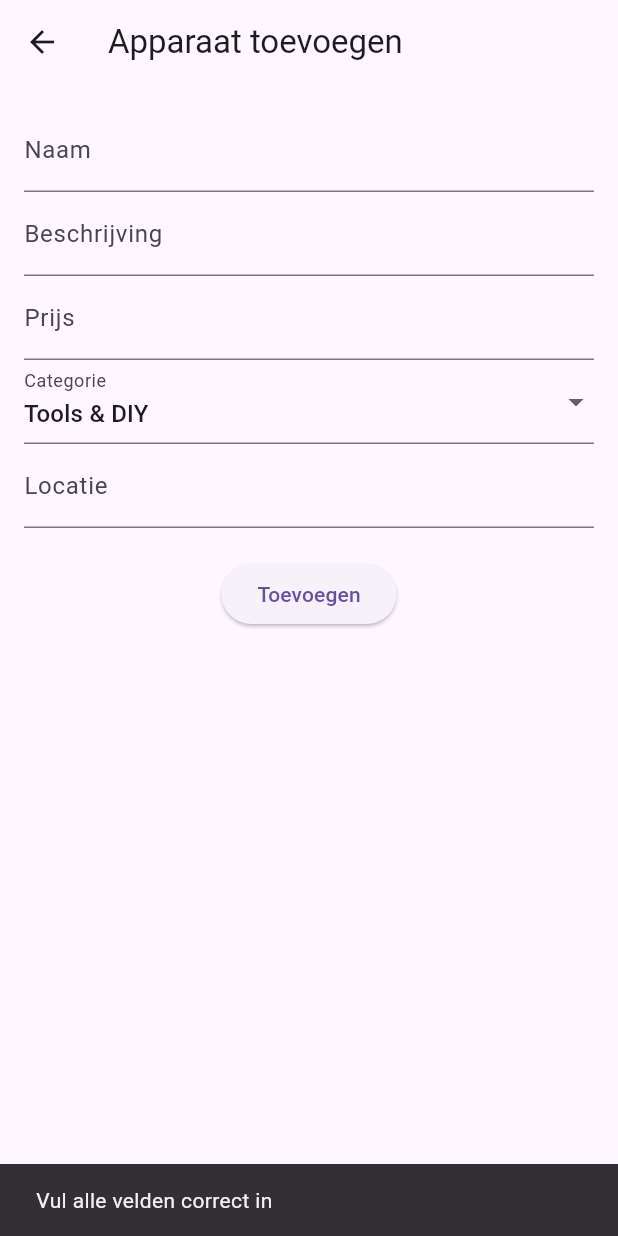
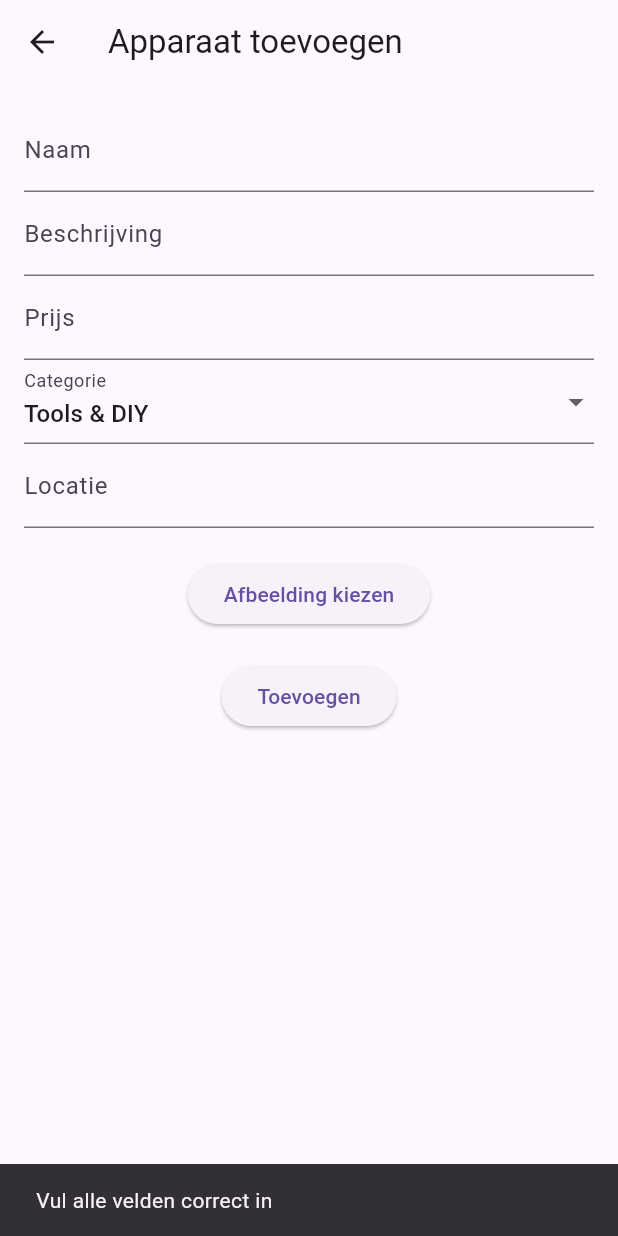
Before and after one commit to MansurSu/Neighborhood, a Flutter app: the AddDeviceScreen screen opened directly, after a tap on "Toevoegen", on a phone screen of 412 x 824 dp. Run offline on Flutter 3.47's test engine with Material 3 defaults, Android fonts, the phone set to English and light mode, and no system bars; our stand-ins replace cloud_firestore, firebase_auth, firebase_core, flutter_map, image_picker, latlong2; accounts and stored records are empty.

```diff
--- a/lib/screens/add_device_screen.dart
+++ b/lib/screens/add_device_screen.dart
@@ -1,14 +1,16 @@
 import 'dart:convert';
+import 'dart:io';
 import 'package:flutter/material.dart';
 import 'package:cloud_firestore/cloud_firestore.dart';
 import 'package:http/http.dart' as http;
+import 'package:image_picker/image_picker.dart';
 import '../classes/device_model.dart';
 
 class AddDeviceScreen extends StatefulWidget {
   const AddDeviceScreen({super.key});
 
   @override
-  _AddDeviceScreenState createState() => _AddDeviceScreenState();
+  State<AddDeviceScreen> createState() => _AddDeviceScreenState();
 }
 
 class _AddDeviceScreenState extends State<AddDeviceScreen> {
@@ -16,6 +18,7 @@ class _AddDeviceScreenState extends State<AddDeviceScreen> {
   final TextEditingController descriptionController = TextEditingController();
   final TextEditingController priceController = TextEditingController();
   final TextEditingController locationController = TextEditingController();
+  String imageBase64 = '';
 
   final FirebaseFirestore _firestore = FirebaseFirestore.instance;
 
@@ -28,6 +31,18 @@ class _AddDeviceScreenState extends State<AddDeviceScreen> {
     'Electronics',
     'Home Appliances',
   ];
+
+  void addImage() {
+    final ImagePicker picker = ImagePicker();
+    picker.pickImage(source: ImageSource.gallery).then((pickedFile) async {
+      if (pickedFile != null) {
+        List<int> imageBytes = await pickedFile.readAsBytes();
+        setState(() {
+          imageBase64 = base64Encode(imageBytes);
+        });
+      }
+    });
+  }
 
   Future<void> addDevice() async {
     if (nameController.text.isEmpty ||
@@ -48,6 +63,13 @@ class _AddDeviceScreenState extends State<AddDeviceScreen> {
       return;
     }
 
+    if (imageBase64.isEmpty) {
+      ScaffoldMessenger.of(
+        context,
+      ).showSnackBar(const SnackBar(content: Text('Voeg een afbeelding toe')));
+      return;
+    }
+
     try {
       final location = locationController.text.trim();
       final request = await http.get(
@@ -58,7 +80,7 @@ class _AddDeviceScreenState extends State<AddDeviceScreen> {
       final device = Device(
         name: nameController.text.trim(),
         description: descriptionController.text.trim(),
-        imageUrl: 'image_url',
+        imageUrl: imageBase64,
         price: parsedPrice,
         available: true,
         category: selectedCategory,
@@ -66,7 +88,6 @@ class _AddDeviceScreenState extends State<AddDeviceScreen> {
         latitude: double.parse(jsonDecode(request.body)[0]['lat']),
         longitude: double.parse(jsonDecode(request.body)[0]['lon']),
       );
-      print(device.toMap());
       await _firestore.collection('devices').add(device.toMap());
       ScaffoldMessenger.of(
         context,
@@ -124,6 +145,11 @@ class _AddDeviceScreenState extends State<AddDeviceScreen> {
               ),
               const SizedBox(height: 20),
               ElevatedButton(
+                onPressed: addImage,
+                child: const Text('Afbeelding kiezen'),
+              ),
+              const SizedBox(height: 20),
+              ElevatedButton(
                 onPressed: addDevice,
                 child: const Text('Toevoegen'),
               ),
--- a/pubspec.yaml
+++ b/pubspec.yaml
@@ -39,6 +39,8 @@ dependencies:
   cloud_firestore: ^5.6.5
   firebase_core: ^3.12.1
   latlong2: ^0.9.1
+  image_picker: ^1.1.2
+  http: ^1.3.0
 
 dev_dependencies:
   flutter_test:
```
Also changed, not shown: lib/screens/device_detail_screen.dart (+33 -5 lines), pubspec.lock, 5 other files.
